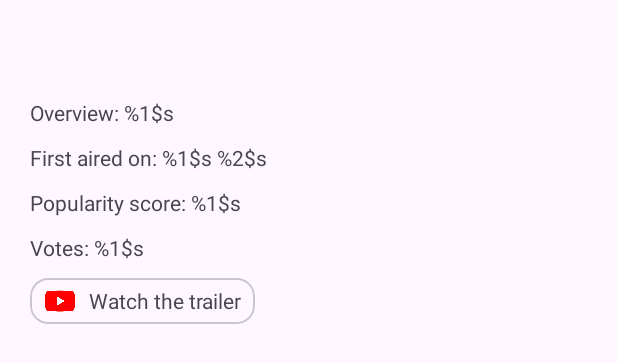
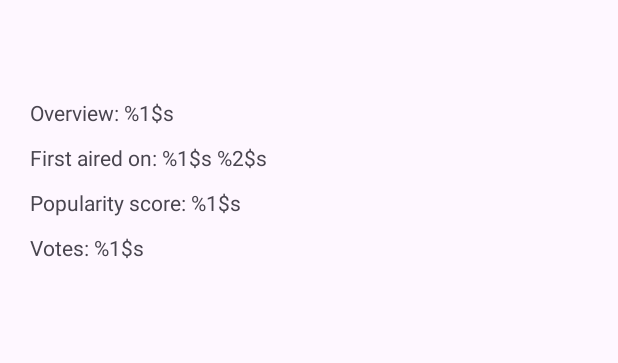
Before and after one commit to sadman1148/MovieDB, an Android app: the layout fragment_show_detail.xml on its own in the app's theme, with its tools: preview values and no code run, on a phone screen of 412 x 824 dp. Shown: the top 363 px of the screen. Run offline under Robolectric (Android 15) with nearby library versions, the light colour scheme and no system bars.

Commit message:
Removed trailer option for Shows

```diff
--- a/MovieDB/app/src/main/java/com/techetronventures/moviedb/ui/adapter/MovieAdapter.kt
+++ b/MovieDB/app/src/main/java/com/techetronventures/moviedb/ui/adapter/MovieAdapter.kt
@@ -20,6 +20,7 @@ import com.techetronventures.moviedb.R
 import com.techetronventures.moviedb.data.remote.api.APIUrl
 import com.techetronventures.moviedb.data.model.Movie
 import com.techetronventures.moviedb.databinding.RecyclerItemBinding
+import com.techetronventures.moviedb.utils.Constants
 
 class MovieAdapter(private val context: Context) : RecyclerView.Adapter<MovieAdapter.ViewHolder>() {
 
@@ -74,7 +75,7 @@ class MovieAdapter(private val context: Context) : RecyclerView.Adapter<MovieAda
         holder.bind(movies[position])
         holder.itemView.setOnClickListener {
             val bundle = Bundle()
-            bundle.putString("movie_data", Gson().toJson(movies[position]))
+            bundle.putString(Constants.KEY_MOVIE_DATA, Gson().toJson(movies[position]))
             it.findNavController().navigate(R.id.action_movieFragment_to_movieDetailFragment, bundle)
         }
     }
--- a/MovieDB/app/src/main/java/com/techetronventures/moviedb/ui/adapter/ShowAdapter.kt
+++ b/MovieDB/app/src/main/java/com/techetronventures/moviedb/ui/adapter/ShowAdapter.kt
@@ -20,6 +20,7 @@ import com.techetronventures.moviedb.R
 import com.techetronventures.moviedb.data.remote.api.APIUrl
 import com.techetronventures.moviedb.data.model.Show
 import com.techetronventures.moviedb.databinding.RecyclerItemBinding
+import com.techetronventures.moviedb.utils.Constants
 
 class ShowAdapter(private val context: Context) : RecyclerView.Adapter<ShowAdapter.ViewHolder>() {
 
@@ -74,7 +75,7 @@ class ShowAdapter(private val context: Context) : RecyclerView.Adapter<ShowAdapt
         holder.bind(shows[position])
         holder.itemView.setOnClickListener {
             val bundle = Bundle()
-            bundle.putString("show_data", Gson().toJson(shows[position]))
+            bundle.putString(Constants.KEY_SHOW_DATA, Gson().toJson(shows[position]))
             it.findNavController().navigate(R.id.action_showFragment_to_showDetailFragment, bundle)
         }
     }
--- a/MovieDB/app/src/main/java/com/techetronventures/moviedb/ui/fragment/MovieDetailFragment.kt
+++ b/MovieDB/app/src/main/java/com/techetronventures/moviedb/ui/fragment/MovieDetailFragment.kt
@@ -22,6 +22,7 @@ import com.techetronventures.moviedb.R
 import com.techetronventures.moviedb.data.model.Movie
 import com.techetronventures.moviedb.data.remote.api.APIUrl
 import com.techetronventures.moviedb.databinding.FragmentMovieDetailBinding
+import com.techetronventures.moviedb.utils.Constants
 import com.techetronventures.moviedb.viewmodel.MovieViewModel
 import dagger.hilt.android.AndroidEntryPoint
 import kotlinx.coroutines.launch
@@ -77,7 +78,7 @@ class MovieDetailFragment : Fragment() {
             votes.text = getString(R.string.votes, movie.voteCount.toString())
             watchTrailerCard.setOnClickListener {
                 val bundle = Bundle()
-                bundle.putInt("media_id", movie.id)
+                bundle.putInt(Constants.KEY_MEDIA_ID, movie.id)
                 findNavController().navigate(
                     R.id.action_movieDetailFragment_to_trailerFragment,
                     bundle
@@ -94,7 +95,7 @@ class MovieDetailFragment : Fragment() {
 
     private fun getMovie(): Movie {
         val movie: Type = object : TypeToken<Movie>() {}.type
-        return Gson().fromJson(arguments?.getString("movie_data"), movie)
+        return Gson().fromJson(arguments?.getString(Constants.KEY_MOVIE_DATA), movie)
     }
 
     private fun handleFavorites() {
--- a/MovieDB/app/src/main/java/com/techetronventures/moviedb/ui/fragment/TrailerFragment.kt
+++ b/MovieDB/app/src/main/java/com/techetronventures/moviedb/ui/fragment/TrailerFragment.kt
@@ -1,6 +1,7 @@
 package com.techetronventures.moviedb.ui.fragment
 
 import android.os.Bundle
+import android.util.Log
 import android.view.LayoutInflater
 import android.view.View
 import android.view.ViewGroup
@@ -9,6 +10,7 @@ import androidx.fragment.app.Fragment
 import androidx.fragment.app.viewModels
 import com.techetronventures.moviedb.R
 import com.techetronventures.moviedb.databinding.FragmentTrailerBinding
+import com.techetronventures.moviedb.utils.Constants
 import com.techetronventures.moviedb.utils.State
 import com.techetronventures.moviedb.utils.Utility
 import com.techetronventures.moviedb.viewmodel.MovieViewModel
@@ -24,7 +26,7 @@ class TrailerFragment : Fragment() {
     override fun onCreateView(inflater: LayoutInflater, container: ViewGroup?, savedInstanceState: Bundle?): View {
         binding = FragmentTrailerBinding.inflate(layoutInflater)
         binding.loader.visibility = View.VISIBLE
-        movieViewModel.getMovieTrailerYoutubeId((requireArguments().getInt("media_id")).toString())
+        movieViewModel.getMovieTrailerYoutubeId((requireArguments().getInt(Constants.KEY_MEDIA_ID)).toString())
         movieViewModel.movieDetailLiveData.observe(viewLifecycleOwner) {
             when (it) {
                 is State.Loading -> {
@@ -36,6 +38,8 @@ class TrailerFragment : Fragment() {
                     binding.loader.visibility = View.GONE
                     if (it.data.results.isNotEmpty()) {
                         val trailerId = it.data.results[0].key
+                        Log.d("TrailerFragment", "Media ID: ${it.data.id}")
+                        Log.d("TrailerFragment", "Trailer ID: $trailerId")
                         val mediaPlayerHtml = "\n" +
                                 "<!DOCTYPE html>\n" +
                                 "<html>\n" +
--- a/MovieDB/app/src/main/java/com/techetronventures/moviedb/utils/Constants.kt
+++ b/MovieDB/app/src/main/java/com/techetronventures/moviedb/utils/Constants.kt
@@ -2,4 +2,7 @@ package com.techetronventures.moviedb.utils
 
 object Constants {
     const val LOCAL_DB_NAME = "mediadb"
+    const val KEY_MOVIE_DATA = "movie_data"
+    const val KEY_SHOW_DATA = "show_data"
+    const val KEY_MEDIA_ID = "media_id"
 }
--- a/MovieDB/app/src/main/res/layout/fragment_show_detail.xml
+++ b/MovieDB/app/src/main/res/layout/fragment_show_detail.xml
@@ -66,36 +66,6 @@
                 android:layout_marginVertical="@dimen/dp_5"
                 android:text="@string/votes" />
 
-            <com.google.android.material.card.MaterialCardView
-                android:id="@+id/watch_trailer_card"
-                android:layout_width="wrap_content"
-                android:layout_height="wrap_content"
-                android:layout_marginVertical="@dimen/dp_5">
-
-                <androidx.appcompat.widget.LinearLayoutCompat
-                    android:layout_width="@dimen/dp_150"
-                    android:layout_height="wrap_content"
-                    android:gravity="center_vertical">
-
-                    <ImageView
-                        android:layout_width="@dimen/dp_20"
-                        android:layout_height="@dimen/dp_20"
-                        android:layout_marginVertical="@dimen/dp_5"
-                        android:layout_marginStart="@dimen/dp_10"
-                        android:src="@drawable/youtube" />
-
-                    <TextView
-                        android:layout_width="@dimen/dp_0"
-                        android:layout_height="match_parent"
-                        android:layout_marginVertical="@dimen/dp_5"
-                        android:layout_weight="1"
-                        android:gravity="center"
-                        android:text="@string/watch_the_trailer" />
-
-                </androidx.appcompat.widget.LinearLayoutCompat>
-
-            </com.google.android.material.card.MaterialCardView>
-
         </androidx.appcompat.widget.LinearLayoutCompat>
 
     </androidx.appcompat.widget.LinearLayoutCompat>
--- a/MovieDB/app/src/main/res/navigation/navcomponent.xml
+++ b/MovieDB/app/src/main/res/navigation/navcomponent.xml
@@ -37,11 +37,7 @@
     <fragment
         android:id="@+id/showDetailFragment"
         android:name="com.techetronventures.moviedb.ui.fragment.ShowDetailFragment"
-        tools:layout="@layout/fragment_show_detail" >
-        <action
-            android:id="@+id/action_showDetailFragment_to_trailerFragment"
-            app:destination="@id/trailerFragment" />
-    </fragment>
+        tools:layout="@layout/fragment_show_detail" />
     <fragment
         android:id="@+id/favoriteFragment"
         android:name="com.techetronventures.moviedb.ui.fragment.FavoriteFragment"
```
Also changed, not shown: MovieDB/app/src/main/java/com/techetronventures/moviedb/ui/fragment/ShowDetailFragment.kt (+2 -9 lines).
